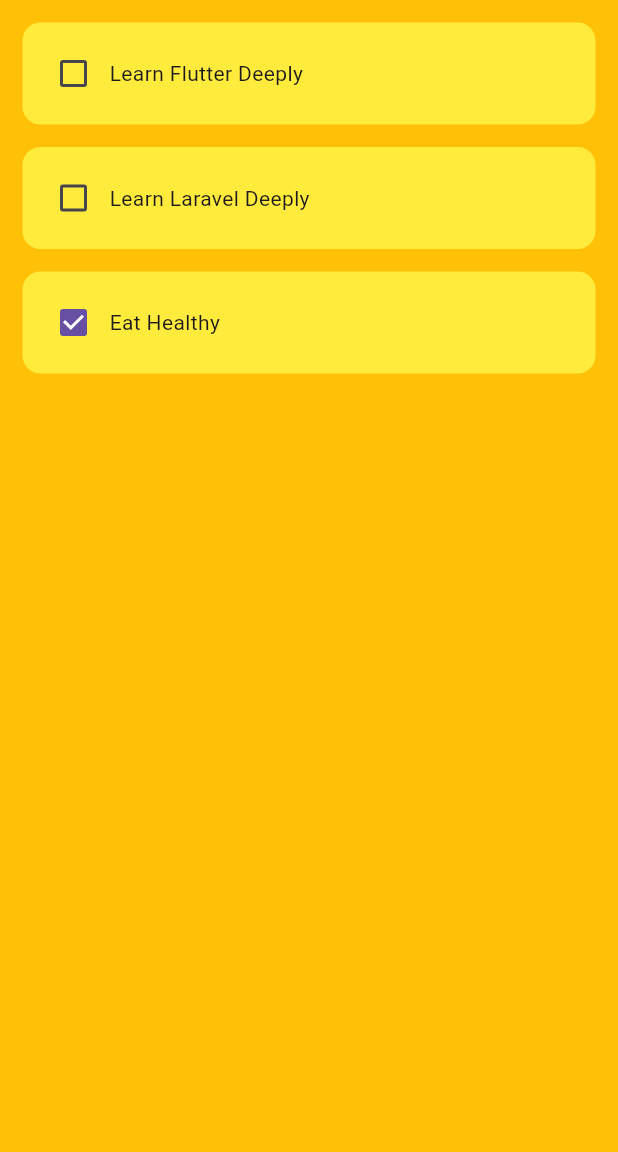
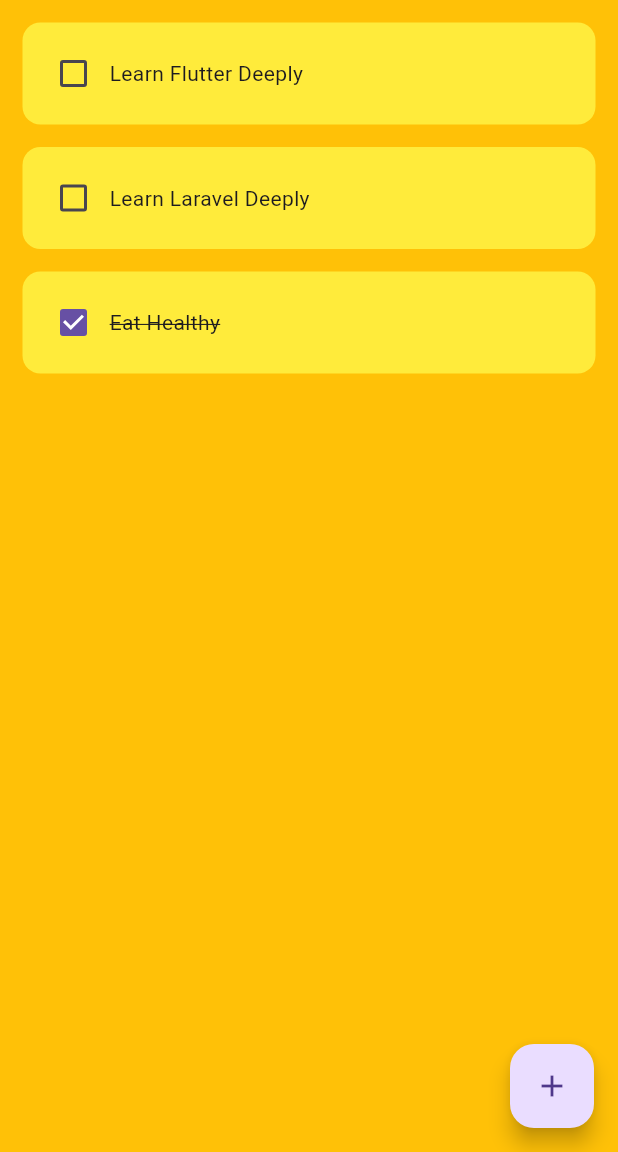
Before and after one commit to kamalahmed/Tasky, a Flutter app: the screen it shows after launch, on a phone screen of 412 x 824 dp, the part 84-1236 px from its top. Run offline on Flutter 3.47's test engine with Material 3 defaults, Android fonts, the phone set to English and light mode, and no system bars.

```diff
--- a/lib/pages/home_page.dart
+++ b/lib/pages/home_page.dart
@@ -1,4 +1,5 @@
 import 'package:flutter/material.dart';
+import 'package:tasky/util/dialogbox.dart';
 import 'package:tasky/util/todo_tile.dart';
 
 class HomePage extends StatefulWidget {
@@ -9,7 +10,6 @@ class HomePage extends StatefulWidget {
 }
 
 class _HomePageState extends State<HomePage> {
-
   // list of todos
   List todos = [
     ["Learn Flutter Deeply", false],
@@ -23,20 +23,30 @@ class _HomePageState extends State<HomePage> {
     });
   }
 
+  void createNewTask() {
+    showDialog(
+      context: context,
+      builder: (context) {
+        return Dialogbox();
+      },
+    );
+  }
+
   @override
   Widget build(BuildContext context) {
     return Scaffold(
       backgroundColor: Colors.amber,
-      appBar: AppBar(
-        title: Text('Tasky'),
-        elevation: 0,
-      ),
+      appBar: AppBar(title: Text('Tasky'), elevation: 0),
+      floatingActionButton: FloatingActionButton(onPressed: createNewTask, child: Icon(Icons.add),),
       body: ListView.builder(
         itemCount: todos.length,
         itemBuilder: (BuildContext context, int index) {
-          return ToDoTile(taskName: todos[index][0], taskCompleted: todos[index][1], onChanged: (value) => checkboxChanged(value!, index));
-       },
-
+          return ToDoTile(
+            taskName: todos[index][0],
+            taskCompleted: todos[index][1],
+            onChanged: (value) => checkboxChanged(value!, index),
+          );
+        },
       ),
     );
   }
--- a/lib/util/todo_tile.dart
+++ b/lib/util/todo_tile.dart
@@ -5,24 +5,32 @@ class ToDoTile extends StatelessWidget {
   final bool taskCompleted;
   Function(bool?)? onChanged;
 
-  ToDoTile({super.key, required this.taskName, required this.taskCompleted, required this.onChanged});
+  ToDoTile({
+    super.key,
+    required this.taskName,
+    required this.taskCompleted,
+    required this.onChanged,
+  });
 
   @override
   Widget build(BuildContext context) {
     return Padding(
-      padding: const EdgeInsets.only(left:15, top: 15, right: 15),
+      padding: const EdgeInsets.only(left: 15, top: 15, right: 15),
       child: Container(
         padding: const EdgeInsets.all(10),
         decoration: BoxDecoration(
           color: Colors.yellow,
-          borderRadius: BorderRadius.circular(12)
+          borderRadius: BorderRadius.circular(12),
         ),
         child: Row(
           children: [
             // Checkbox
             Checkbox(value: taskCompleted, onChanged: onChanged),
             // Task Name
-            Text(taskName),
+            Text(
+              taskName,
+              style: TextStyle(decoration: taskCompleted ? TextDecoration.lineThrough : TextDecoration.none)
+            ),
           ],
         ),
       ),
```
Also changed, not shown: lib/util/dialogbox.dart (added, +29 -0 lines).
